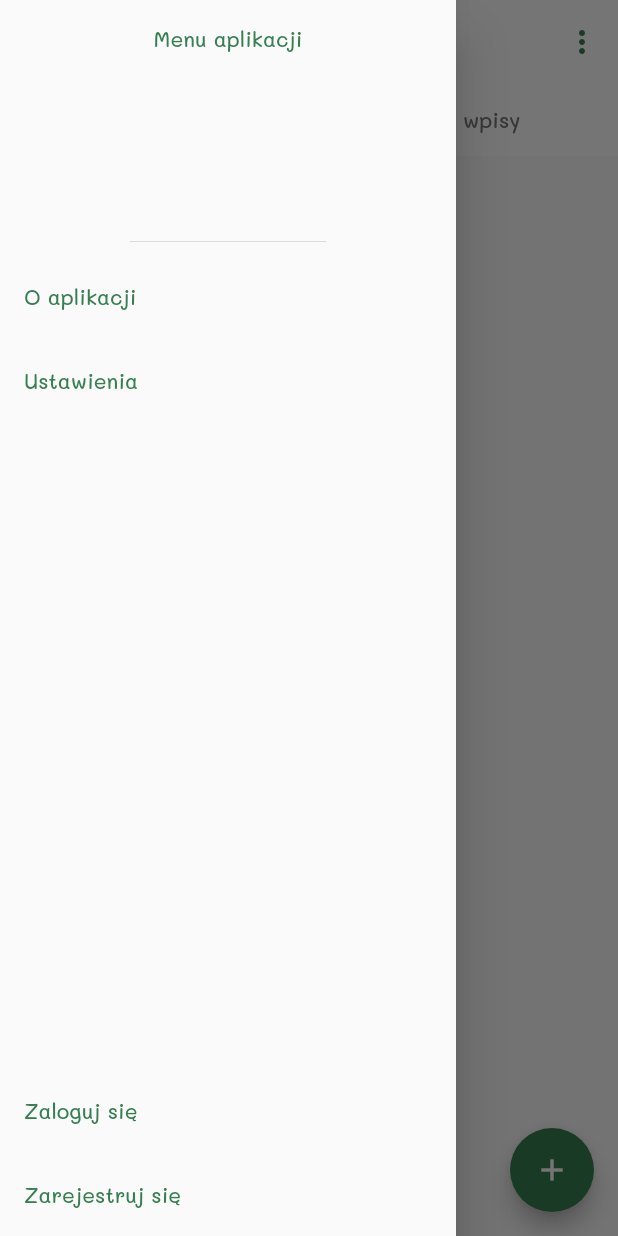
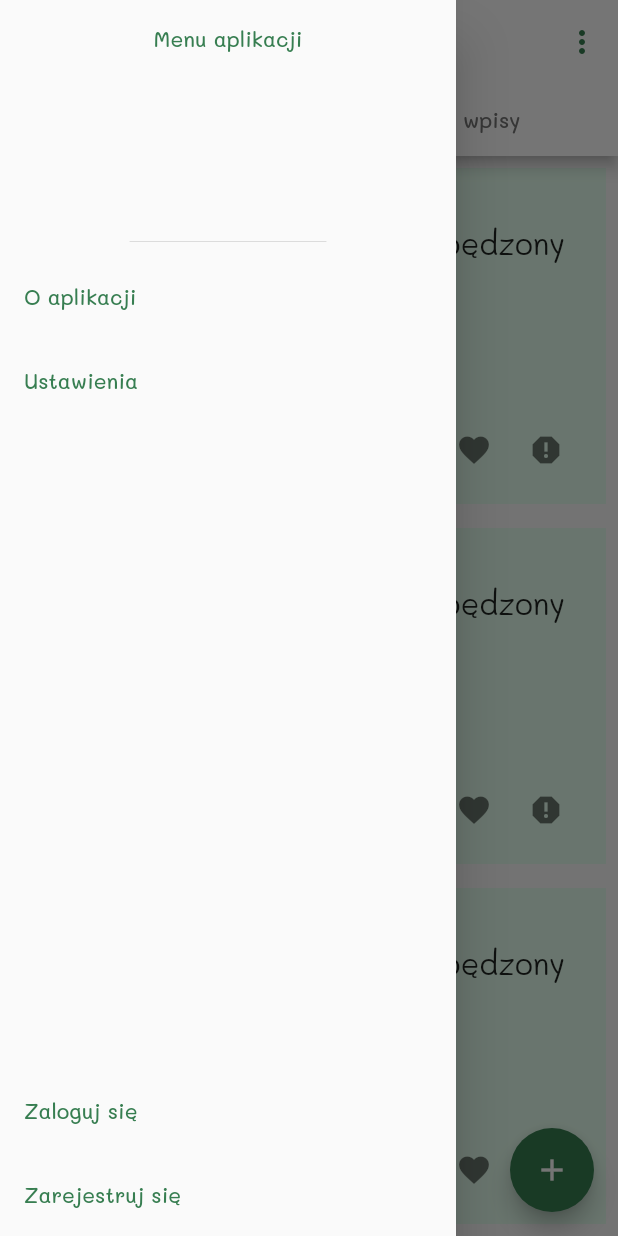
Before and after one commit to MarekD97/gratitude-flutter-app, a Flutter app: the screen it shows after launch, with the side drawer open, on a phone screen of 412 x 824 dp. Run offline on Flutter 3.47's test engine with Material 2 defaults, Android fonts, the phone set to English and light mode, and no system bars.

Commit message:
Add entry card widget

```diff
--- /dev/null
+++ b/app/lib/components/entry_card_widget.dart
@@ -0,0 +1,72 @@
+import 'dart:math';
+
+import 'package:app/themes.dart';
+import 'package:flutter/material.dart';
+
+class EntryCardWidget extends StatelessWidget {
+  const EntryCardWidget(
+      {Key? key,
+      this.onFavoritePressed,
+      this.onReportPressed,
+      this.text =
+          "Jestem wdzięczny za mile spędzony czas z siostrą podczas przygotowywania obiadu"})
+      : super(key: key);
+
+  final VoidCallback? onFavoritePressed;
+  final VoidCallback? onReportPressed;
+  final String text;
+
+  Color randomColor() {
+    int randomNumber = Random().nextInt(3);
+    switch (randomNumber) {
+      case 0:
+        return GratitudeAppTheme.pastelRed;
+      case 1:
+        return GratitudeAppTheme.pastelGreen;
+      default:
+        return GratitudeAppTheme.pastelOrange;
+    }
+  }
+
+  @override
+  Widget build(BuildContext context) {
+    return Container(
+      margin: const EdgeInsets.all(8.0),
+      height: 224.0,
+      decoration: BoxDecoration(
+        color: randomColor(),
+      ),
+      child: Column(
+        children: [
+          Expanded(
+            child: Container(
+              padding: const EdgeInsets.all(16.0),
+              child: Center(
+                  child: Text(
+                text,
+                style: const TextStyle(fontSize: 20.0),
+              )),
+            ),
+          ),
+          Container(
+            padding:
+                const EdgeInsets.symmetric(horizontal: 16.0, vertical: 12.0),
+            child: Row(
+              mainAxisAlignment: MainAxisAlignment.end,
+              children: [
+                IconButton(
+                    onPressed: onFavoritePressed,
+                    icon: Icon(Icons.favorite,
+                        color: Colors.black.withOpacity(0.54))),
+                IconButton(
+                    onPressed: onReportPressed,
+                    icon: Icon(Icons.report,
+                        color: Colors.black.withOpacity(0.54))),
+              ],
+            ),
+          ),
+        ],
+      ),
+    );
+  }
+}
--- a/app/lib/views/entry/create_entry.dart
+++ b/app/lib/views/entry/create_entry.dart
@@ -66,6 +66,12 @@ class _CreateEntryViewState extends State<CreateEntryView> {
                   )
                 ]),
                 child: TextFormField(
+                  validator: (value) {
+                    if(value == null || value.isEmpty || value.length > 150) {
+                      return 'Please enter some text';
+                    }
+                    return null;
+                  },
                   decoration: const InputDecoration(
                     border: InputBorder.none,
                     filled: true,
--- a/app/lib/views/home.dart
+++ b/app/lib/views/home.dart
@@ -1,4 +1,4 @@
-import 'package:app/components/filter.dart';
+import 'package:app/components/entry_card_widget.dart';
 import 'package:flutter/material.dart';
 
 class HomeView extends StatefulWidget {
@@ -9,7 +9,6 @@ class HomeView extends StatefulWidget {
 }
 
 class _HomeViewState extends State<HomeView> {
-
   int currentTabIndex = 0;
 
   @override
@@ -25,16 +24,22 @@ class _HomeViewState extends State<HomeView> {
                 floating: true,
                 pinned: true,
                 snap: true,
-                bottom: TabBar(tabs: const [
+                forceElevated: true,
+                bottom: TabBar(
+                  tabs: const [
                     Tab(
                       child: Text('Wdzięcznica'),
                     ),
                     Tab(
                       child: Text('Moje wpisy'),
                     ),
-                ], onTap: (index) {setState(() {
+                  ],
+                  onTap: (index) {
+                    setState(() {
                       currentTabIndex = index;
-                });},),
+                    });
+                  },
+                ),
                 actions: <Widget>[
                   PopupMenuButton<String>(
                     itemBuilder: (context) => [
@@ -70,10 +75,27 @@ class _HomeViewState extends State<HomeView> {
               )
             ];
           },
-          body: const TabBarView(
+          body: TabBarView(
             children: [
-              FilterComponent(),
-              Center(child: Text('Moje wpisy')),
+              SingleChildScrollView(
+                  child: Column(
+                children: [
+
+                  EntryCardWidget(
+                    onFavoritePressed: () {
+                      showDialog(
+                          context: context,
+                          builder: (BuildContext context) =>
+                              const AlertDialog(title: Text("xyz")));
+                    },
+                  ),
+                  const EntryCardWidget(),
+                  const EntryCardWidget(),
+                  const EntryCardWidget(),
+                  const EntryCardWidget(),
+                ],
+              )),
+              const Center(child: Text('Moje wpisy')),
             ],
           ),
         ),
@@ -109,7 +131,8 @@ class _HomeViewState extends State<HomeView> {
         ),
         floatingActionButton: FloatingActionButton(
           onPressed: () {
-            Navigator.pushNamed(context, '/create', arguments: currentTabIndex == 0);
+            Navigator.pushNamed(context, '/create',
+                arguments: currentTabIndex == 0);
           },
           backgroundColor: const Color(0xFF377E51),
           child: const Icon(Icons.add),
```
Also changed, not shown: app/lib/components/filter_chips_widget.dart (renamed from app/lib/components/filter.dart). Lines whose indentation alone changed are shown as unchanged.
